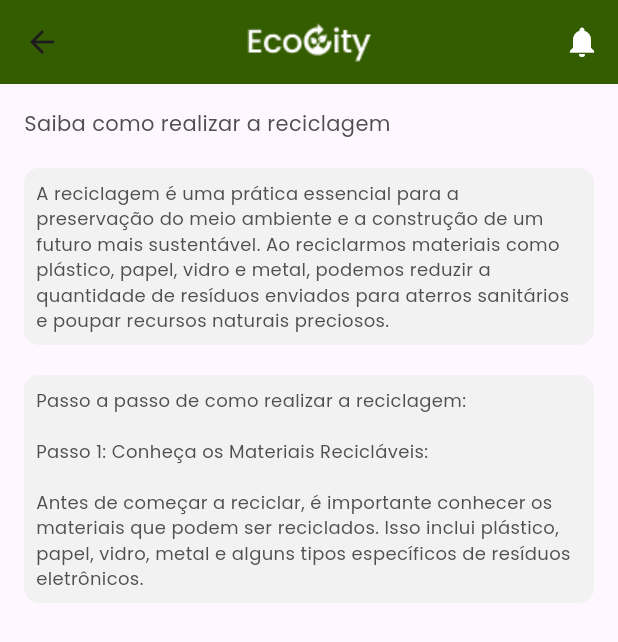
After one commit to FranLustosa/ecocity, a Flutter app: the CustomRecycling screen opened directly, on a phone screen of 412 x 824 dp. The commit adds this screen. Shown: the top 642 px of the screen. Run offline on Flutter 3.47's test engine with Material 3 defaults, Android fonts, the phone set to English and light mode, and no system bars; our stand-ins replace google_fonts, google_sign_in; missing offline and left inert: flutter_osm_plugin.

Commit message:
Implementations and updates

```diff
--- a/app_ecocity/lib/main.dart
+++ b/app_ecocity/lib/main.dart
@@ -3,6 +3,7 @@ import 'package:app_ecocity/src/view/page_accounts.dart';
 import 'package:app_ecocity/src/view/page_create_account.dart';
 import 'package:app_ecocity/src/view/page_home.dart';
 import 'package:app_ecocity/src/view/page_login.dart';
+import 'package:app_ecocity/src/view/page_recycling.dart';
 import 'package:app_ecocity/src/view/page_splashscreen.dart';
 import 'package:app_ecocity/src/view/page_teste_map.dart';
 import 'package:flutter/material.dart';
--- a/app_ecocity/lib/src/ui/theme/custom_colors.dart
+++ b/app_ecocity/lib/src/ui/theme/custom_colors.dart
@@ -1,4 +1,4 @@
-// ignore_for_file: use_full_hex_values_for_flutter_colors
+// ignore_for_file: use_full_hex_values_for_flutter_colors, constant_identifier_names
 
 import 'package:flutter/material.dart';
 
@@ -10,4 +10,5 @@ class CustomColors {
   static const Color textColor = Color(0xFF000000);
   static const Color white = Color(0xFFFFFFFF);
   static const Color error = Color.fromRGBO(252, 13, 28, 1);
+  static const Color cards_information = Color.fromRGBO(242, 242, 242, 1);
 }
--- a/app_ecocity/lib/src/view/page_home.dart
+++ b/app_ecocity/lib/src/view/page_home.dart
@@ -51,7 +51,10 @@ class _HomeScreenState extends State<HomeScreen> {
                         'Agendar Coleta', 'assets/images/card1.png'),
                   ),
                   serviceCard('Descarte Correto', 'assets/images/card1.png'),
-                  serviceCard('Reciclagem', 'assets/images/card1.png'),
+                  serviceCard(
+                    'Reciclagem',
+                    'assets/images/card1.png',
+                  ),
                 ],
               ),
             ),
--- /dev/null
+++ b/app_ecocity/lib/src/view/page_recycling.dart
@@ -0,0 +1,71 @@
+// ignore_for_file: prefer_const_constructors
+
+import 'package:app_ecocity/src/ui/theme/custom_colors.dart';
+import 'package:app_ecocity/src/ui/widgets/custom_appbar.dart';
+import 'package:flutter/material.dart';
+import 'package:google_fonts/google_fonts.dart';
+
+class CustomRecycling extends StatefulWidget {
+  const CustomRecycling({super.key});
+
+  @override
+  State<CustomRecycling> createState() => _CustomRecyclingState();
+}
+
+class _CustomRecyclingState extends State<CustomRecycling> {
+  @override
+  Widget build(BuildContext context) {
+    return Scaffold(
+      appBar: CustomAppBar(),
+      body: Padding(
+        padding: const EdgeInsets.all(16.0),
+        child: Column(
+          crossAxisAlignment: CrossAxisAlignment.start,
+          children: [
+            Text(
+              "Saiba como realizar a reciclagem",
+              style: GoogleFonts.poppins(
+                color: CustomColors.highlightTextolor,
+                fontSize: 14,
+                fontWeight: FontWeight.w400,
+              ),
+            ),
+            SizedBox(
+              height: 20,
+            ),
+            Container(
+              decoration: BoxDecoration(
+                borderRadius: BorderRadius.circular(10),
+                color: CustomColors.cards_information,
+              ),
+              child: Padding(
+                padding: const EdgeInsets.all(8.0),
+                child: Text(
+                    "A reciclagem é uma prática essencial para a preservação do meio ambiente e a construção de um futuro mais sustentável. Ao reciclarmos materiais como plástico, papel, vidro e metal, podemos reduzir a quantidade de resíduos enviados para aterros sanitários e poupar recursos naturais preciosos.",
+                    style: TextStyle(
+                        color: CustomColors.highlightTextolor, fontSize: 12)),
+              ),
+            ),
+            SizedBox(
+              height: 20,
+            ),
+            Container(
+              decoration: BoxDecoration(
+                  color: CustomColors.cards_information,
+                  borderRadius: BorderRadius.circular(10)),
+              child: Padding(
+                padding: const EdgeInsets.all(8.0),
+                child: Text(
+                    "Passo a passo de como realizar a reciclagem:\n\n"
+                    "Passo 1: Conheça os Materiais Recicláveis:\n\n"
+                    "Antes de começar a reciclar, é importante conhecer os materiais que podem ser reciclados. Isso inclui plástico, papel, vidro, metal e alguns tipos específicos de resíduos eletrônicos.",
+                    style: TextStyle(
+                        color: CustomColors.highlightTextolor, fontSize: 12)),
+              ),
+            )
+          ],
+        ),
+      ),
+    );
+  }
+}
```
Also changed, not shown: app_ecocity/lib/src/view/page_certificates.dart (added), app_ecocity/lib/src/view/page_correct_disposal.dart (added), app_ecocity/lib/src/view/page_incetiva_program_ecocity.dart (added), app_ecocity/lib/src/view/page_schedule_collection.dart (added), app_ecocity/lib/src/view/page_seletive_collection.dart (added).
